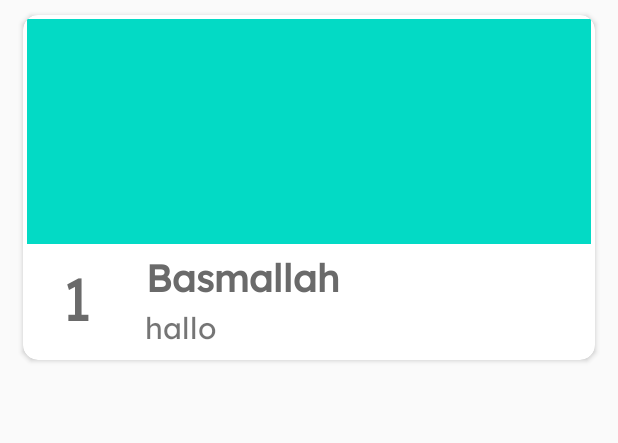
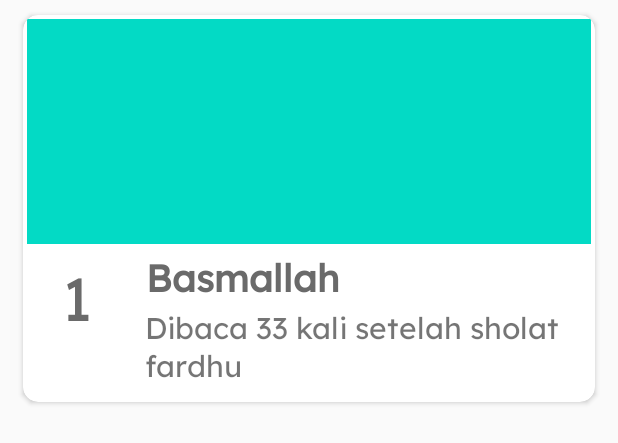
Before and after one commit to toufanialfarisi/Tasbih-Pintar, an Android app: the layout item_list.xml on its own in the app's theme, with its tools: preview values and no code run, on a phone screen of 412 x 824 dp. Shown: the top 443 px of the screen. Run offline under Robolectric (Android 15) with nearby library versions, the phone set to English and light mode, and no system bars; network calls fail.

Commit message:
perbaiki layout list_item

```diff
--- a/app/src/main/res/layout/item_list.xml
+++ b/app/src/main/res/layout/item_list.xml
@@ -24,7 +24,7 @@
         android:background="?android:attr/selectableItemBackground"
         android:id="@+id/lay2"
         android:layout_width="match_parent"
-        android:layout_height="230dp"
+        android:layout_height="wrap_content"
         android:padding="1dp"
         android:elevation="10dp">
 
@@ -65,12 +65,14 @@
             android:id="@+id/keterangan"
             android:layout_width="wrap_content"
             android:layout_height="wrap_content"
-            android:text="hallo"
+            android:text="Dibaca 33 kali setelah sholat fardhu"
             android:layout_below="@id/nama_dzikir"
             android:fontFamily="@font/myfont"
             android:textSize="20dp"
             android:layout_toEndOf="@id/item_number"
             android:layout_marginLeft="10dp"
+            android:textAlignment="viewStart"
+            android:layout_marginBottom="10dp"
             android:gravity="center" />
 
 
```
